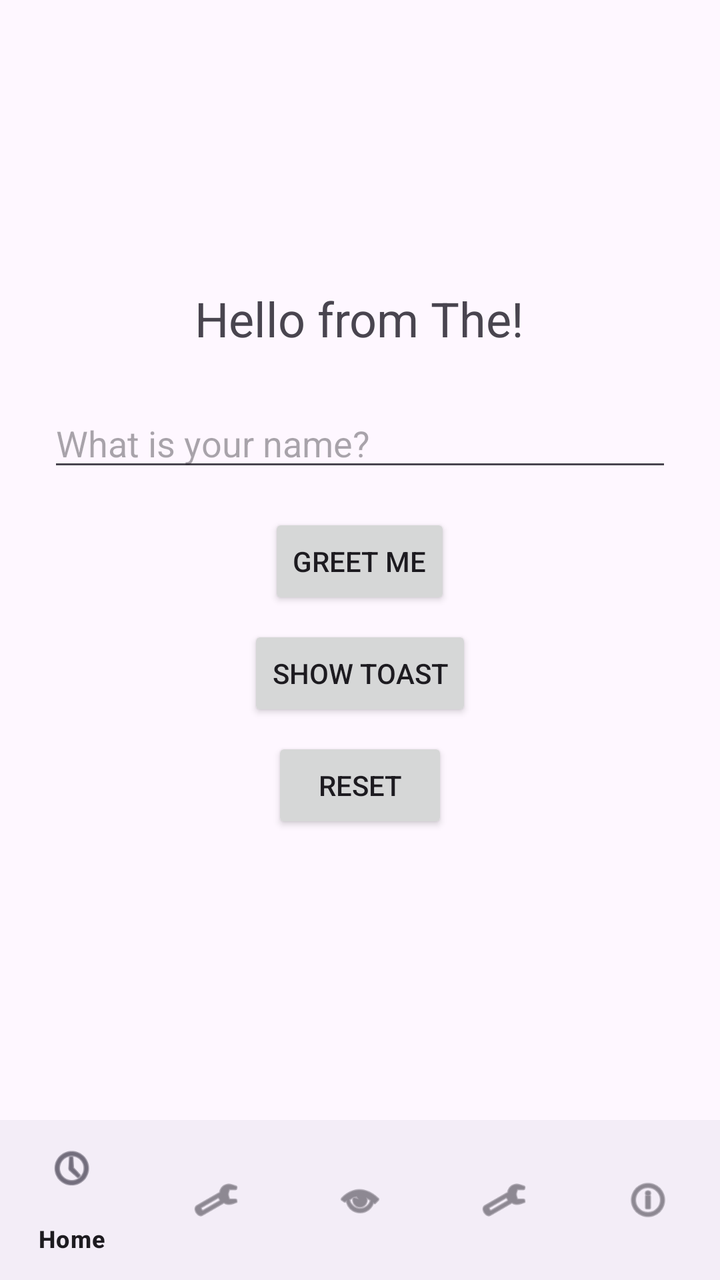
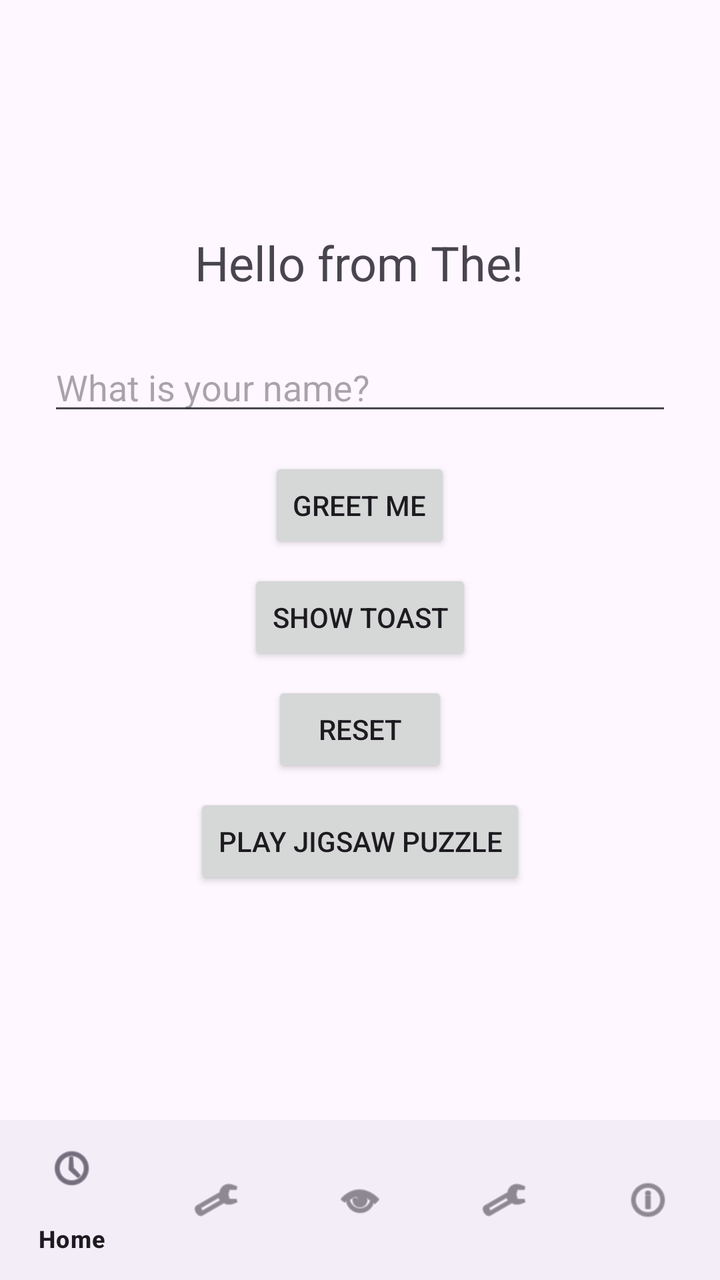

Two renders of the same Android screen: before a commit and after it. Below are the layout's source before the change and the commit's diff.
<!-- AndroidManifest.xml: application theme AppTheme -->
<!-- res/layout/activity_main.xml -->
<?xml version="1.0" encoding="utf-8"?>
<LinearLayout xmlns:android="http://schemas.android.com/apk/res/android"
    xmlns:app="http://schemas.android.com/apk/res-auto"
    android:id="@+id/rootLayout"
    android:layout_width="match_parent"
    android:layout_height="match_parent"
    android:orientation="vertical">

    <FrameLayout
        android:layout_width="match_parent"
        android:layout_height="0dp"
        android:layout_weight="1">

        
        <LinearLayout
            android:id="@+id/sectionHome"
            android:layout_width="match_parent"
            android:layout_height="match_parent"
            android:orientation="vertical"
            android:gravity="center"
            android:padding="24dp"
            android:visibility="visible">

            <TextView
                android:id="@+id/textGreeting"
                android:layout_width="wrap_content"
                android:layout_height="wrap_content"
                android:text="@string/greeting_default"
                android:textSize="24sp" />

            <EditText
                android:id="@+id/editName"
                android:layout_width="match_parent"
                android:layout_height="wrap_content"
                android:layout_marginTop="24dp"
                android:hint="@string/hint_name" />

            <Button
                android:id="@+id/btnGreet"
                android:layout_width="wrap_content"
                android:layout_height="wrap_content"
                android:layout_marginTop="16dp"
                android:text="@string/btn_greet" />

            <Button
                android:id="@+id/btnToast"
                android:layout_width="wrap_content"
                android:layout_height="wrap_content"
                android:layout_marginTop="8dp"
                android:text="@string/btn_toast" />

            <Button
                android:id="@+id/btnReset"
                android:layout_width="wrap_content"
                android:layout_height="wrap_content"
                android:layout_marginTop="8dp"
                android:text="@string/btn_reset" />

        </LinearLayout>

        
        <FrameLayout
            android:id="@+id/sectionShizuku"
            android:layout_width="match_parent"
            android:layout_height="match_parent"
            android:visibility="gone">

            <LinearLayout
                android:layout_width="match_parent"
                android:layout_height="wrap_content"
                android:layout_gravity="center"
                android:orientation="vertical"
                android:gravity="center">

                <TextView
                    android:id="@+id/textShizuku"
                    android:layout_width="wrap_content"
                    android:layout_height="wrap_content"
                    android:layout_marginBottom="16dp"
                    android:text="@string/shizuku_section"
                    android:textSize="24sp" />

                <ImageView
                    android:layout_width="match_parent"
                    android:layout_height="wrap_content"
                    android:src="@drawable/shizuku"
                    android:scaleType="fitCenter" />

            </LinearLayout>

        </FrameLayout>

        
        <androidx.compose.ui.platform.ComposeView
            android:id="@+id/sectionLiquidGlass"
            android:layout_width="match_parent"
            android:layout_height="match_parent"
            android:visibility="gone" />

        
        <LinearLayout
            android:id="@+id/sectionSettings"
            android:layout_width="match_parent"
            android:layout_height="match_parent"
            android:orientation="vertical"
            android:gravity="center"
            android:padding="24dp"
            android:visibility="gone">

            <Switch
                android:id="@+id/switchDarkMode"
                android:layout_width="wrap_content"
                android:layout_height="wrap_content"
                android:text="@string/dark_mode_label" />

            <TextView
                android:id="@+id/textLanguageLabel"
                android:layout_width="wrap_content"
                android:layout_height="wrap_content"
                android:layout_marginTop="32dp"
                android:text="@string/language_label"
                android:textSize="18sp" />

            <RadioGroup
                android:id="@+id/radioLanguage"
                android:layout_width="wrap_content"
                android:layout_height="wrap_content"
                android:orientation="vertical"
                android:layout_marginTop="8dp">

                <RadioButton
                    android:id="@+id/radioIndonesian"
                    android:layout_width="wrap_content"
                    android:layout_height="wrap_content"
                    android:text="@string/lang_indonesian" />

                <RadioButton
                    android:id="@+id/radioEnglish"
                    android:layout_width="wrap_content"
                    android:layout_height="wrap_content"
                    android:text="@string/lang_english" />

                <RadioButton
                    android:id="@+id/radioThai"
                    android:layout_width="wrap_content"
                    android:layout_height="wrap_content"
                    android:text="@string/lang_thai" />

                <RadioButton
                    android:id="@+id/radioChinese"
                    android:layout_width="wrap_content"
                    android:layout_height="wrap_content"
                    android:text="@string/lang_chinese" />

            </RadioGroup>

        </LinearLayout>

        
        <LinearLayout
            android:id="@+id/sectionAbout"
            android:layout_width="match_parent"
            android:layout_height="match_parent"
            android:orientation="vertical"
            android:gravity="center"
            android:padding="24dp"
            android:visibility="gone">

            <TextView
                android:id="@+id/textAboutTitle"
                android:layout_width="wrap_content"
                android:layout_height="wrap_content"
                android:text="@string/about_title"
                android:textSize="22sp" />

            <TextView
                android:id="@+id/textAboutVersion"
                android:layout_width="wrap_content"
                android:layout_height="wrap_content"
                android:layout_marginTop="8dp"
                android:textSize="16sp" />

        </LinearLayout>

    </FrameLayout>

    <com.google.android.material.bottomnavigation.BottomNavigationView
        android:id="@+id/bottomNav"
        android:layout_width="match_parent"
        android:layout_height="wrap_content"
        app:menu="@menu/bottom_nav_menu" />

</LinearLayout>
<!-- resources referenced by this layout -->
<resources>
  <!-- drawable shizuku: jpg bitmap (drawable, 85410 bytes) -->
  <string name="about_title">About This App</string>
  <string name="btn_greet">Greet me</string>
  <string name="btn_reset">Reset</string>
  <string name="btn_toast">Show Toast</string>
  <string name="dark_mode_label">Dark Mode</string>
  <string name="greeting_default">Hello from The!</string>
  <string name="hint_name">What is your name?</string>
  <string name="lang_chinese">简体中文</string>
  <string name="lang_english">English</string>
  <string name="lang_indonesian">Bahasa Indonesia</string>
  <string name="lang_thai">ภาษาไทย</string>
  <string name="language_label">Language</string>
  <string name="shizuku_section">ew who is this 🤢</string>
  <style name="AppTheme" parent="Base.AppTheme" />
  <style name="Base.AppTheme" parent="Theme.Material3.DayNight.NoActionBar">
    </style>
</resources>

<!-- the commit's change to res/layout/activity_main.xml (unified diff, before → after) -->
@@ -55,6 +55,13 @@
                 android:layout_height="wrap_content"
                 android:layout_marginTop="8dp"
                 android:text="@string/btn_reset" />
+                
+            <Button
+                android:id="@+id/btnPuzzle"
+                android:layout_width="wrap_content"
+                android:layout_height="wrap_content"
+                android:layout_marginTop="8dp"
+                android:text="Play Jigsaw Puzzle" />
 
         </LinearLayout>
 
